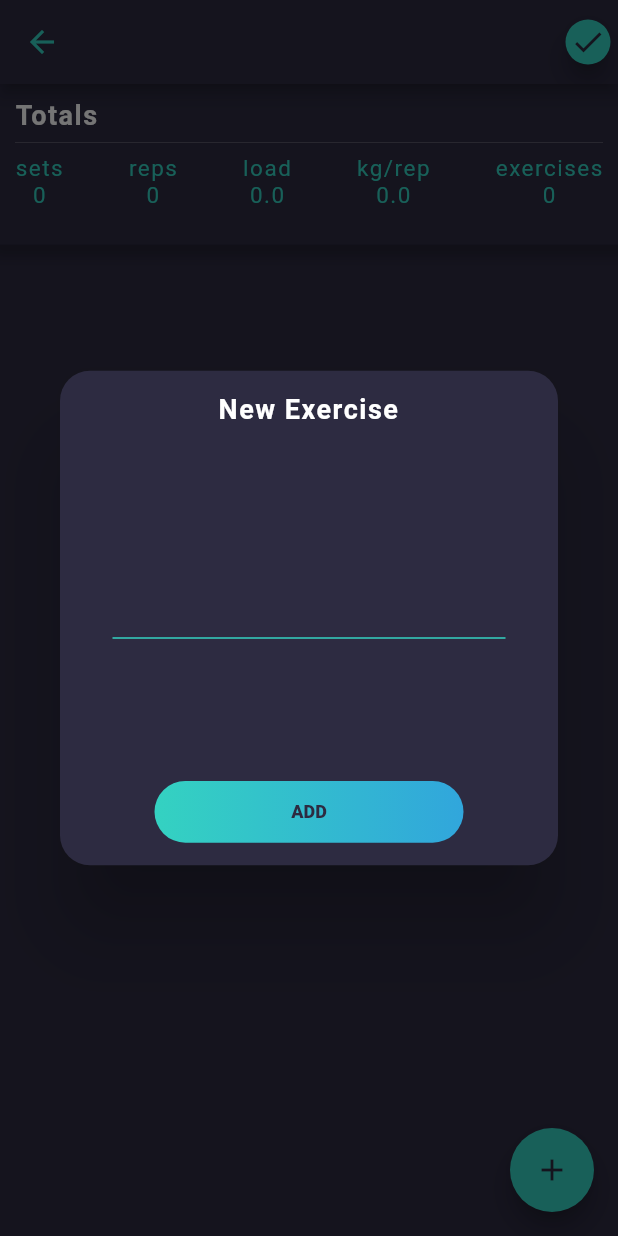
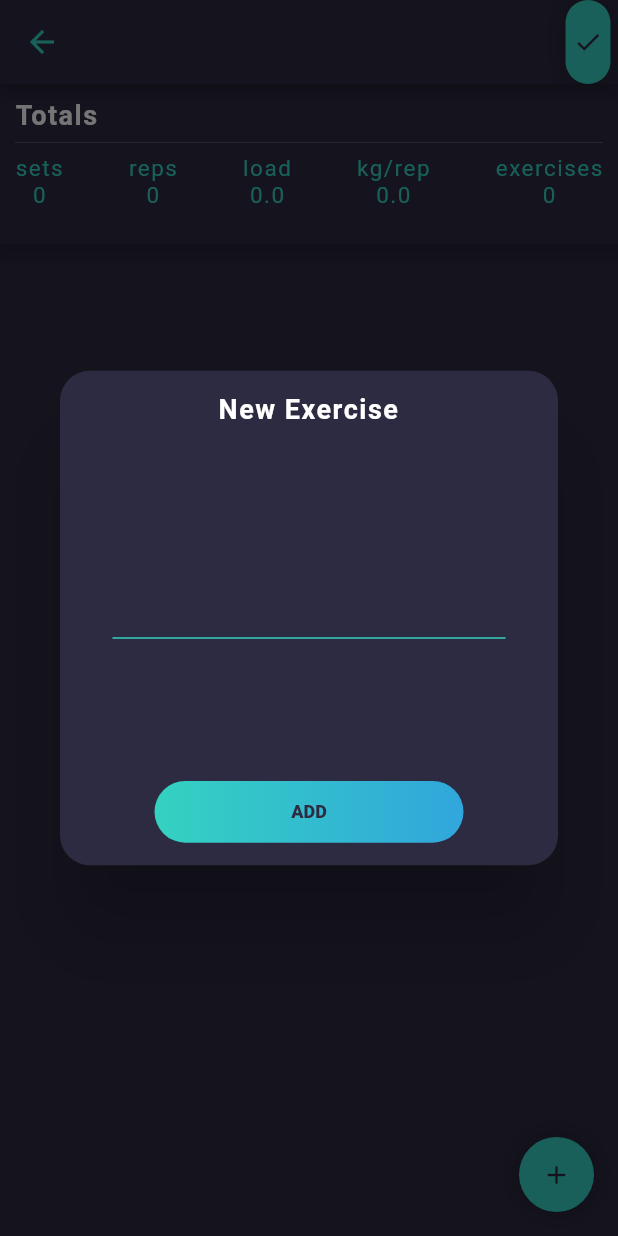
Before and after one commit to EXERLOG/exer_log, a Flutter app: the WorkoutPage screen opened directly, on a phone screen of 412 x 824 dp. Run offline on Flutter 3.47's test engine with Material 2 defaults, Android fonts, the phone set to English and light mode, and no system bars; our stand-ins replace cloud_firestore, connectivity, firebase_auth, firebase_core, flutter_riverpod, flutter_slidable and 3 more; accounts and stored records are empty; Roboto replaces fonts that are missing (Avenir).

Commit message:
fix: all used FloatingActionButtons replaced

```diff
--- a/lib/UI/workout/workout_page.dart
+++ b/lib/UI/workout/workout_page.dart
@@ -10,6 +10,7 @@ import 'package:exerlog/UI/workout/save_workout_dialog.dart';
 import 'package:exerlog/UI/workout/workout_name_selection_widget.dart';
 import 'package:exerlog/UI/workout/workout_toatals_widget.dart';
 import 'package:exerlog/src/core/theme/app_theme.dart';
+import 'package:exerlog/src/widgets/custom_floating_action_button.dart';
 import 'package:exerlog/src/widgets/gradient_button.dart';
 import 'package:exerlog/src/widgets/theme/theme_provider.dart';
 import 'package:flutter/material.dart';
@@ -80,16 +81,10 @@ class _WorkoutPageState extends State<WorkoutPage> {
         workoutTotalsWidget = WorkoutTotalsWidget(totals: workoutData.totals);
         return Scaffold(
           backgroundColor: theme.colorTheme.backgroundColorVariation,
-          floatingActionButton: FloatingActionButton(
-            backgroundColor: theme.colorTheme.primaryColor,
-            child: Icon(
-              Icons.add,
-              color: theme.colorTheme.backgroundColorVariation,
-            ),
-            onPressed: () {
-              showAlertDialogExercise(context);
-            },
-          ),
+          floatingActionButton: CustomFloatingActionButton(
+                        icon: Icons.add,
+                        // showAlertDialogExercise(context);
+                      ),
           resizeToAvoidBottomInset: true,
           appBar: AppBar(
             backgroundColor: theme.colorTheme.backgroundColorVariation,
@@ -102,28 +97,24 @@ class _WorkoutPageState extends State<WorkoutPage> {
                 margin: EdgeInsets.only(right: 5),
                 height: 30,
                 width: 30,
-                child: FloatingActionButton(
-                  backgroundColor: theme.colorTheme.primaryColor,
-                  onPressed: () {
-                    for (Exercise exercise in workoutData.workout.exercises) {
-                      for (int i = 0; i < exercise.sets.length; i++) {
-                        if (exercise.sets[i].reps == 0) {
-                          exercise.sets.remove(exercise.sets[i]);
-                        }
-                      }
-                      if (exercise.sets.length == 0) {
-                        workoutData.workout.exercises.remove(exercise);
-                      }
-                    }
-                    if (workoutData.workout.exercises.length > 0) {
-                      showSaveWorkoutAlertDialog(context);
-                    }
-                  },
-                  child: Icon(
-                    Icons.done,
-                    color: theme.colorTheme.backgroundColorVariation,
-                  ),
+                child: CustomFloatingActionButton(
+                  icon: Icons.done,
                 ),
+                  // onPressed: () {
+                  //   for (Exercise exercise in workoutData.workout.exercises) {
+                  //     for (int i = 0; i < exercise.sets.length; i++) {
+                  //       if (exercise.sets[i].reps == 0) {
+                  //         exercise.sets.remove(exercise.sets[i]);
+                  //       }
+                  //     }
+                  //     if (exercise.sets.length == 0) {
+                  //       workoutData.workout.exercises.remove(exercise);
+                  //     }
+                  //   }
+                  //   if (workoutData.workout.exercises.length > 0) {
+                  //     showSaveWorkoutAlertDialog(context);
+                  //   }
+                  // },
               ),
             ],
           ),
--- a/lib/src/widgets/custom_floating_action_button.dart
+++ b/lib/src/widgets/custom_floating_action_button.dart
@@ -1,5 +1,7 @@
 import 'package:exerlog/src/widgets/theme/theme_provider.dart';
 import 'package:flutter/material.dart';
+
+// @todo: noch Funktion hinzufügen
 
 class CustomFloatingActionButton extends StatelessWidget {
   final IconData? icon;
@@ -7,7 +9,7 @@ class CustomFloatingActionButton extends StatelessWidget {
 
   CustomFloatingActionButton({
     this.icon,
-    this.size = 40.0,
+    this.size = 50.0,
   });
 
   @override
@@ -37,7 +39,7 @@ class CustomFloatingActionButton extends StatelessWidget {
                   child: Icon(
                     icon,
                     color: theme.colorTheme.backgroundColorVariation,
-                    size: size! * 0.8,
+                    size: size! * 0.4,
                   ),
                 ),
               ),
```
Also changed, not shown: lib/UI/exercise/exercise_card.dart (+5 -11 lines).
